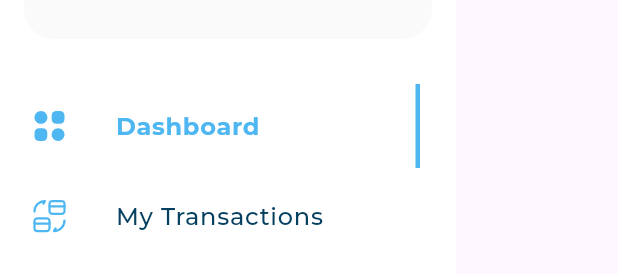
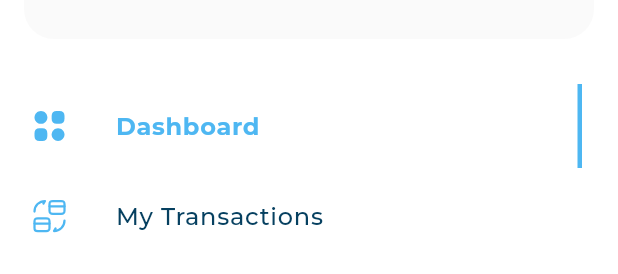
Before and after one commit to Azouz8/Responsive-Dashboard, a Flutter app: the CustomDrawer widget shown alone on an empty page, opened directly, on a phone screen of 412 x 824 dp. Shown: the part 159-433 px from the top of the screen. Run offline on Flutter 3.47's test engine with Material 3 defaults, Android fonts, the phone set to English and light mode, and no system bars; our stand-ins replace device_preview, flutter_svg; project files that could hold a hidden picture were left out.

Commit message:
Issue Fixed With Cutom Drawer

```diff
--- a/lib/views/dashboard_view.dart
+++ b/lib/views/dashboard_view.dart
@@ -10,7 +10,7 @@ class DashBoardView extends StatelessWidget {
     return Scaffold(
       backgroundColor: const Color(0xfff7f9fa),
       drawerEnableOpenDragGesture: false,
-      drawer: const Drawer(),
+      // drawer: const Drawer(),
       appBar: MediaQuery.sizeOf(context).width < 996
           ? AppBar(
               iconTheme: const IconThemeData(color: Colors.white),
--- a/lib/widgets/custom_drawer.dart
+++ b/lib/widgets/custom_drawer.dart
@@ -26,20 +26,30 @@ class CustomDrawer extends StatelessWidget {
 
   @override
   Widget build(BuildContext context) {
-    return Drawer(
-      elevation: 0,
-      backgroundColor: const Color(0xffFFFFFF),
-      shape: const BeveledRectangleBorder(),
+    return Container(
+      decoration: const BoxDecoration(color: Color(0xffFFFFFF)),
+
+      // elevation: 0,
+      // backgroundColor: const Color(0xffFFFFFF),
+      // shape: const BeveledRectangleBorder(),
+      child: CustomScrollView(
+        slivers: [
+          const SliverToBoxAdapter(
+            child: SizedBox(
+              height: 20,
+            ),
+          ),
+          SliverToBoxAdapter(child: UserInfo()),
+          const SliverToBoxAdapter(
+            child: SizedBox(
+              height: 8,
+            ),
+          ),
+          DrawerItemsList(items: drawerItems),
+          SliverFillRemaining(
+            hasScrollBody: false,
             child: Column(
               children: [
-          const SizedBox(
-            height: 20,
-          ),
-          UserInfo(),
-          const SizedBox(
-            height: 8,
-          ),
-          DrawerItemsList(items: drawerItems),
                 const Expanded(child: SizedBox()),
                 ListTileInActiveItem(
                     drawerItemModel: DrawerItemModel(
@@ -54,6 +64,9 @@ class CustomDrawer extends StatelessWidget {
                 ),
               ],
             ),
+          )
+        ],
+      ),
     );
   }
 }
--- a/lib/widgets/drawer_items_list.dart
+++ b/lib/widgets/drawer_items_list.dart
@@ -15,9 +15,9 @@ class _DrawerItemsListState extends State<DrawerItemsList> {
 
   @override
   Widget build(BuildContext context) {
-    return ListView.builder(
-      shrinkWrap: true,
-      physics: const NeverScrollableScrollPhysics(),
+    return SliverList.builder(
+      // shrinkWrap: true,
+      // physics: const NeverScrollableScrollPhysics(),
       itemBuilder: (context, index) => GestureDetector(
           onTap: () {
             if (activeIndex != index) {
```
Also changed, not shown: lib/layouts/desktop_layout.dart (+20 -2 lines). Lines whose indentation alone changed are shown as unchanged.
